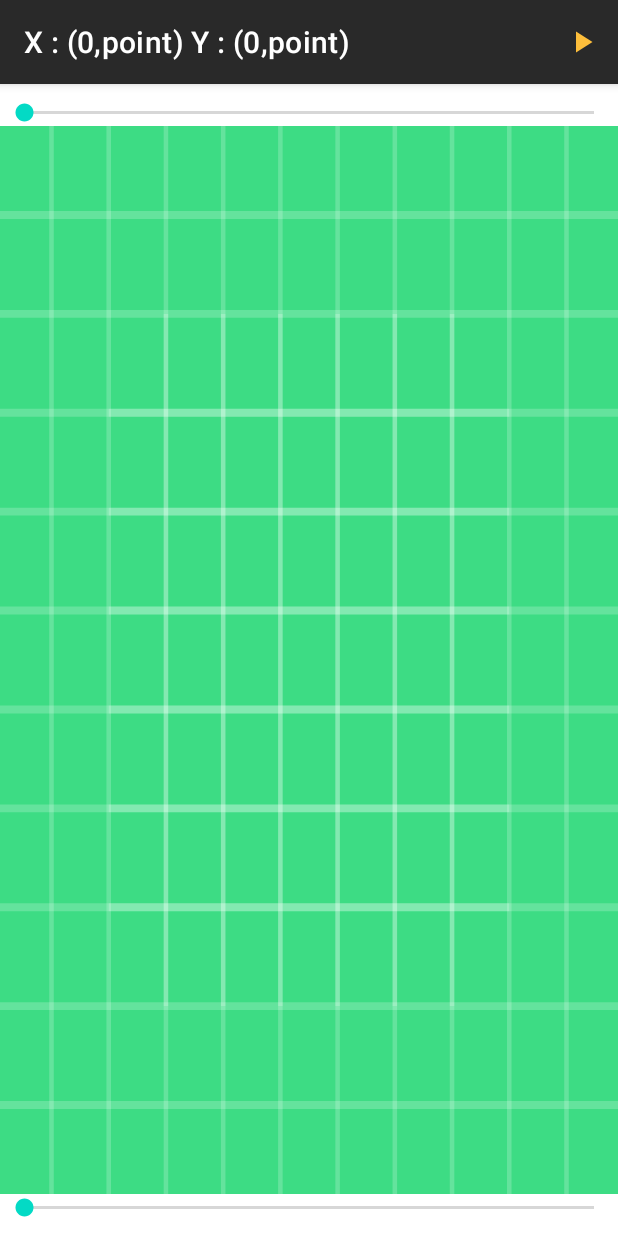
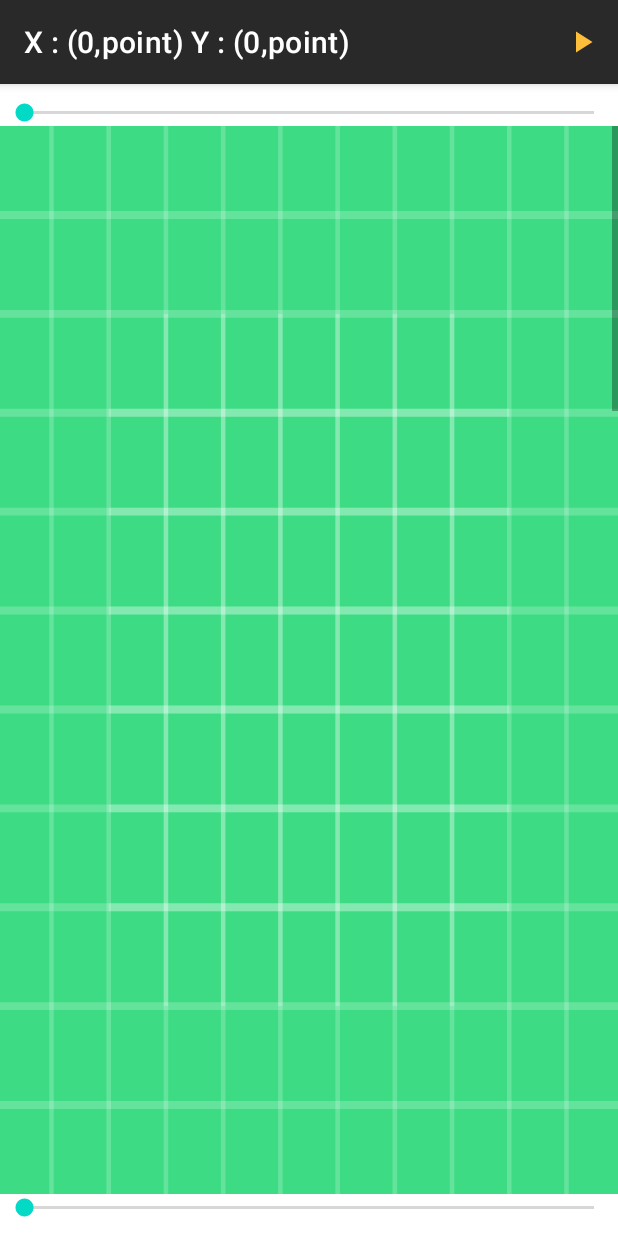
Before and after one commit to dolorsy/DoD, an Android app: the ArenaActivity screen opened directly, with no data from a screen before it, on a phone screen of 412 x 824 dp. Run offline under Robolectric (Android 15) with nearby library versions, the phone set to English and light mode, and no system bars; libraries missing offline, so code that uses them is left out: org.json.simple; 3 statements that could not run were skipped.

Commit message:
constrain to relative absolute coordinating scrollbar

```diff
--- a/app/src/main/java/com/dolor/destroyordefense/ArenaActivity.java
+++ b/app/src/main/java/com/dolor/destroyordefense/ArenaActivity.java
@@ -1,4 +1,5 @@
 package com.dolor.destroyordefense;
+
 
 import android.content.Intent;
 import android.graphics.Point;
@@ -7,10 +8,9 @@ import android.util.Log;
 import android.view.Display;
 import android.view.KeyEvent;
 import android.widget.ImageView;
+import android.widget.RelativeLayout;
 import android.widget.SeekBar;
 import android.widget.Toast;
-
-import androidx.constraintlayout.widget.ConstraintLayout;
 
 import com.destroyordefend.project.Core.Game;
 import com.destroyordefend.project.Unit.Unit;
@@ -23,9 +23,9 @@ import static com.dolor.destroyordefense.AndroidManger.lastBoughtUnit;
 
 public class ArenaActivity extends GeneralActivity {
     TypeConverter maxX, maxY;
-    TypeConverter seekX = new TypeConverter(TypeConverter.Type.point),
-            seekY = new TypeConverter(TypeConverter.Type.point);
-    ConstraintLayout constraintLayout;
+    TypeConverter seekX = new TypeConverter(Type.point),
+            seekY = new TypeConverter(Type.point);
+    RelativeLayout relativeLayout;
     SeekBar xSeekBar, ySeekBar;
     List<MyImage> inRange = new ArrayList<>();
 
@@ -38,26 +38,27 @@ public class ArenaActivity extends GeneralActivity {
         xSeekBar = findViewById(R.id.XseekBar);
         ySeekBar = findViewById(R.id.YseekBar);
 
-        constraintLayout = findViewById(R.id.my_relative_layout);
+        relativeLayout = findViewById(R.id.my_relative_layout);
         Display mdisp = getWindowManager().getDefaultDisplay();
         Point mdispSize = new Point();
         mdisp.getSize(mdispSize);
-        TypeConverter.square = 10;
+        TypeConverter.square = 1000;
 
-        maxX = new TypeConverter(mdispSize.x, TypeConverter.Type.pixel);
-        maxY = new TypeConverter(mdispSize.y, TypeConverter.Type.pixel);
+        maxX = new TypeConverter(mdispSize.x, Type.pixel);
+        maxY = new TypeConverter(mdispSize.y, Type.pixel);
         Log.i("", "onCreate: maxX/Y" + maxX + " " + maxY);
-        constraintLayout.setX(0);
-        constraintLayout.setY(0);
+        relativeLayout.setX(0);
+        relativeLayout.setY(0);
         Log.d("TAG", "onCreate: allUnit.size()" + Game.getGame().getAllUnits().size());
         updateScreen(Game.getGame().getAllUnits());
-        constraintLayout.setOnClickListener(v -> {
-            lastBoughtUnit.setPosition(new com.destroyordefend.project.Core.Point((int)seekX.toPoint(),(int) seekY.toPoint()));
+        relativeLayout.setOnLongClickListener(v -> {
+            lastBoughtUnit.setPosition(new com.destroyordefend.project.Core.Point((int) seekX.toPoint(), (int) seekY.toPoint()));
             System.out.println(lastBoughtUnit.getValues().getName());
             Game.getGame().getAllUnits().add(lastBoughtUnit);
             Log.i("TAG", "onClick: lastBoughtUnit.pos " + lastBoughtUnit.getPosition());
             Toast.makeText(this, "unit is bought", Toast.LENGTH_SHORT).show();
             startActivity(new Intent(this, ShopActivity.class));
+            return true;
         });
 
         xSeekBar.setOnSeekBarChangeListener(new SeekBar.OnSeekBarChangeListener() {
@@ -97,9 +98,9 @@ public class ArenaActivity extends GeneralActivity {
         });
     }
 
-    void updateScreen(TreeSet<Unit> allUnit) {
+    /*void updateScreen(TreeSet<Unit> allUnit) {
         Log.i("", "updateScreen: allUnit.size()" + allUnit.size());
-        constraintLayout.removeAllViews();
+        relativeLayout.removeAllViews();
         inRange = new ArrayList<>();
         TypeConverter left = left();
         TypeConverter right = right();
@@ -115,13 +116,23 @@ public class ArenaActivity extends GeneralActivity {
         }
         startUpdate();
     }
+*/
+    void updateScreen(TreeSet<Unit> allUnits) {
+        relativeLayout.removeAllViews();
+        relativeLayout.requestLayout();
+        for (Unit unit : allUnits) {
+            inRange.add(new MyImage(unit));
+        }
+        startUpdate();
+    }
 
     void startUpdate() {
-        ConstraintLayout.LayoutParams params;
         for (MyImage myImage : inRange) {
-            System.out.println("startUpdate: img width" + myImage.getImageView().getLayoutParams().width);
-            params = new ConstraintLayout.LayoutParams(myImage.getImageView().getLayoutParams().width, myImage.getImageView().getLayoutParams().width);
-            constraintLayout.addView(myImage.getImageView(), params);
+            ImageView iv = myImage.imageView;
+            RelativeLayout.LayoutParams params = new RelativeLayout.LayoutParams(myImage.width.toPixel(), myImage.width.toPixel());
+            params.leftMargin = myImage.center.getX();
+            params.topMargin = myImage.center.getY();
+            relativeLayout.addView(iv, params);
         }
     }
 
@@ -142,8 +153,8 @@ public class ArenaActivity extends GeneralActivity {
                 }
                 return true;
             case KeyEvent.KEYCODE_VOLUME_DOWN:
-                if (action == KeyEvent.ACTION_DOWN) {
-                    TypeConverter.square-=10;
+                if (action == KeyEvent.ACTION_DOWN && TypeConverter.square > 10) {
+                    TypeConverter.square -= 10;
                     updateScreen(Game.getGame().getAllUnits());
 
                 }
@@ -153,76 +164,8 @@ public class ArenaActivity extends GeneralActivity {
         }
     }
 
-
-    class MyImage {
-        ImageView imageView;
-        TypeConverter width;
-        com.destroyordefend.project.Core.Point center;
-
-        public MyImage(Unit unit) {
-            this.imageView = new ImageView(ArenaActivity.this);
-            this.imageView.setImageResource(getSuitableImage(unit.getName()));
-            this.width =new TypeConverter( unit.getRadius() * 2, TypeConverter.Type.point);
-            imageView.setLayoutParams(new ConstraintLayout.LayoutParams(width.toPixel(),width.toPixel()));
-            // imageView.getLayoutParams().height = width*square;
-            this.center = new com.destroyordefend.project.Core.Point(unit.getPosition());
-           /* this.center.setX(center.getX() - (seekX / 11));
-            this.center.setY(center.getY() + (seekY / 11));*/
-            TypeConverter centerX = new TypeConverter(center.getX(), TypeConverter.Type.point);
-            TypeConverter centerY = new TypeConverter(center.getY(), TypeConverter.Type.point);
-            centerX = centerX.minus(left());
-            centerY = centerY.minus(up());
-            center.setX((int)centerX.toPixel());
-            center.setY((int)centerY.toPixel());
-            Log.d("", "MyImage: center = " + center);
-        }
-
-        public ImageView getImageView() {
-
-            return imageView;
-        }
-
-        public int getWidth() {
-            return (int)width.toInteger();
-        }
-
-        public com.destroyordefend.project.Core.Point getCenter() {
-            return center;
-        }
-
-        private int getSuitableImage(String type) {
-            switch (type) {
-                case "TeslaTank":
-                    break;
-                case "Sniper":
-                    break;
-                case "Mirage Tank":
-                    break;
-                case "Infantry":
-                    break;
-                case "Grizzly Tank":
-                    break;
-                case "Navy SEAL":
-                    break;
-                case "Tank Destroyer":
-                    break;
-                case "Prism Tank":
-                    break;
-                case "pillbox":
-                    break;
-                case "Prism Tower":
-                    break;
-                case "Grand Canon":
-                    break;
-                case "MainBase":
-                    break;
-                case "Black Eagle":
-                    break;
-                case "Pateriot Missile System":
-                    break;
-            }
-            return R.mipmap.test_icon;
-        }
+    TypeConverter down() {
+        return seekY.plus(maxY);
     }
 
     TypeConverter left() {
@@ -230,25 +173,18 @@ public class ArenaActivity extends GeneralActivity {
     }
 
     TypeConverter right() {
-        return seekX .plus(maxX);
+        return seekX.plus(maxX);
     }
 
     TypeConverter up() {
-        return seekY ;
+        return seekY;
     }
 
-    TypeConverter down() {
-        return seekY .plus(maxY);
-    }
-
-
-}
-
-class TypeConverter {
-    public enum Type {
+    enum Type {
         point, pixel;
     }
 
+    static class TypeConverter {
         public static int square;
         Type type;
         int value;
@@ -316,6 +252,76 @@ class TypeConverter {
 
         @Override
         public String toString() {
-        return "(" + value +","+ type+")";
+            return "(" + value + "," + type + ")";
         }
     }
+
+    class MyImage {
+        ImageView imageView;
+        GeneralActivity context;
+        TypeConverter width;
+        com.destroyordefend.project.Core.Point center;
+
+        public MyImage(Unit unit) {
+
+            this.imageView = new ImageView(ArenaActivity.this.relativeLayout.getContext());
+            this.imageView.setImageResource(getSuitableImage(unit.getName()));
+            this.width = new TypeConverter(unit.getRadius() * 2, Type.point);
+            this.center = new com.destroyordefend.project.Core.Point(unit.getPosition());
+            TypeConverter centerX = new TypeConverter(center.getX(), Type.point);
+            TypeConverter centerY = new TypeConverter(center.getY(), Type.point);
+            centerX = centerX.minus(left());
+            centerY = centerY.minus(up());
+            center.setX(centerX.toPixel());
+            center.setY(centerY.toPixel());
+            Log.d("", "MyImage: center = " + center);
+        }
+
+        public ImageView getImageView() {
+
+            return imageView;
+        }
+
+        public int getWidth() {
+            return width.toInteger();
+        }
+
+        public com.destroyordefend.project.Core.Point getCenter() {
+            return center;
+        }
+
+        private int getSuitableImage(String type) {
+            switch (type) {
+                case "TeslaTank":
+                    break;
+                case "Sniper":
+                    break;
+                case "Mirage Tank":
+                    break;
+                case "Infantry":
+                    break;
+                case "Grizzly Tank":
+                    break;
+                case "Navy SEAL":
+                    break;
+                case "Tank Destroyer":
+                    break;
+                case "Prism Tank":
+                    break;
+                case "pillbox":
+                    break;
+                case "Prism Tower":
+                    break;
+                case "Grand Canon":
+                    break;
+                case "MainBase":
+                    break;
+                case "Black Eagle":
+                    break;
+                case "Pateriot Missile System":
+                    break;
+            }
+            return R.mipmap.test_icon;
+        }
+    }
+}
--- a/app/src/main/res/layout/activity_arena.xml
+++ b/app/src/main/res/layout/activity_arena.xml
@@ -29,14 +29,18 @@
         app:layout_constraintBottom_toBottomOf="parent"
         app:layout_constraintEnd_toEndOf="parent"
         app:layout_constraintStart_toStartOf="parent" />
+<ScrollView
+    android:layout_width="match_parent"
+    android:layout_height="0dp"
+    android:background="@drawable/ic_launcher_background"
+    android:scrollbars="horizontal|vertical"
+    app:layout_constraintBottom_toTopOf="@id/YseekBar"
+    app:layout_constraintTop_toBottomOf="@id/XseekBar">
 
-    <androidx.constraintlayout.widget.ConstraintLayout
+    <RelativeLayout
         android:id="@+id/my_relative_layout"
         android:layout_width="match_parent"
-        android:background="@drawable/ic_launcher_background"
-        android:layout_height="0dp"
-        app:layout_constraintBottom_toTopOf="@id/YseekBar"
-        app:layout_constraintTop_toBottomOf="@id/XseekBar" />
-
+        android:layout_height="match_parent" />
+</ScrollView>
 
 </androidx.constraintlayout.widget.ConstraintLayout>
```
Lines whose indentation alone changed are shown as unchanged.
